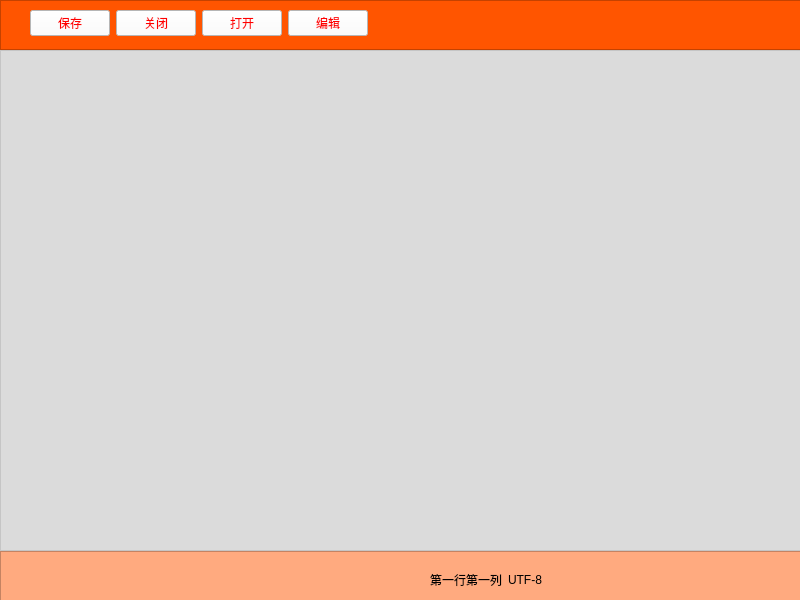
The window that widget.ui (Orchid-Lee/QT_notebook) describes before a commit, drawn with Qt 5.
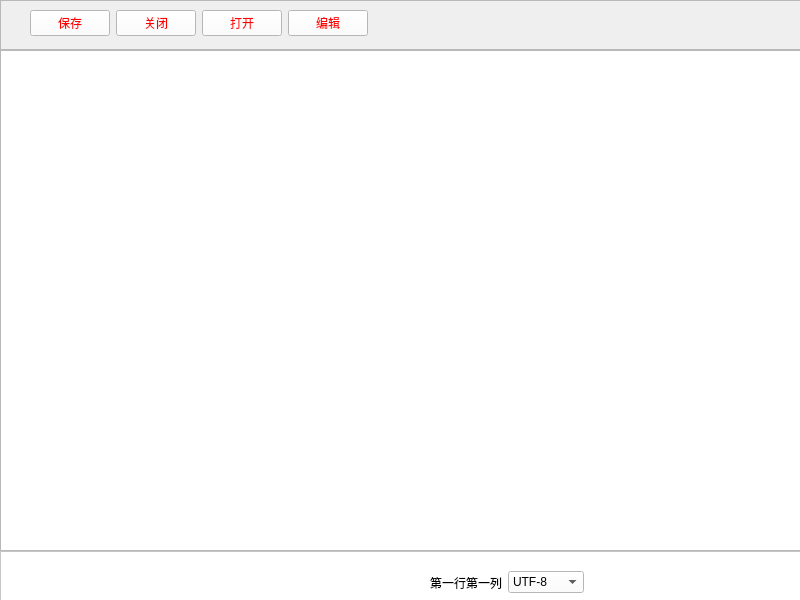
The same window after the commit. Icons and pictures are not drawn.

```diff
--- a/widget.ui
+++ b/widget.ui
@@ -49,7 +49,7 @@
        </size>
       </property>
       <property name="styleSheet">
-       <string notr="true">background-color: rgb(255, 85, 0);</string>
+       <string notr="true"/>
       </property>
       <property name="frameShape">
        <enum>QFrame::StyledPanel</enum>
@@ -62,7 +62,7 @@
         <rect>
          <x>30</x>
          <y>10</y>
-         <width>371</width>
+         <width>399</width>
          <height>26</height>
         </rect>
        </property>
@@ -127,12 +127,7 @@
      </widget>
     </item>
     <item>
-     <widget class="QTextEdit" name="textEdit">
-      <property name="styleSheet">
-       <string notr="true">background-color: rgba(138, 138, 138, 50);
-</string>
-      </property>
-     </widget>
+     <widget class="QPlainTextEdit" name="plainTextEdit"/>
     </item>
     <item>
      <widget class="QFrame" name="frame_2">
@@ -143,7 +138,7 @@
        </size>
       </property>
       <property name="styleSheet">
-       <string notr="true">background-color: rgb(255, 170, 127);</string>
+       <string notr="true">background-color: rgb(255, 255, 255);</string>
       </property>
       <property name="frameShape">
        <enum>QFrame::StyledPanel</enum>
@@ -156,8 +151,8 @@
         <rect>
          <x>430</x>
          <y>20</y>
-         <width>112</width>
-         <height>18</height>
+         <width>167</width>
+         <height>23</height>
         </rect>
        </property>
        <layout class="QHBoxLayout" name="horizontalLayout_2">
@@ -168,10 +163,34 @@
           </property>
          </widget>
         </item>
+        <item>
+         <widget class="QComboBox" name="comboBox">
+          <item>
+           <property name="text">
+            <string>UTF-8</string>
+           </property>
+          </item>
+          <item>
+           <property name="text">
+            <string>ANSI</string>
+           </property>
+          </item>
+          <item>
+           <property name="text">
+            <string>BIG-5</string>
+           </property>
+          </item>
+          <item>
+           <property name="text">
+            <string>UNICODE</string>
+           </property>
+          </item>
+         </widget>
+        </item>
         <item>
          <widget class="QLabel" name="label">
           <property name="text">
-           <string>UTF-8</string>
+           <string/>
           </property>
          </widget>
         </item>
```
Left out of the diff: 4 changed lines with no effect on the pictures.
